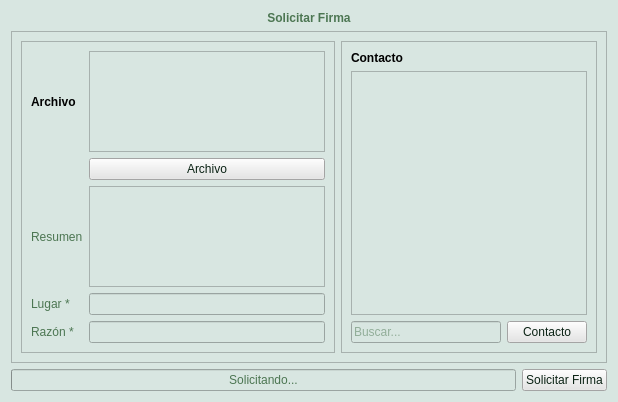
This is client_fva/ui/ui_elements/requestsignature.ui in luisza/dfva_client as Qt 5 draws it before an edit. The edited form follows.
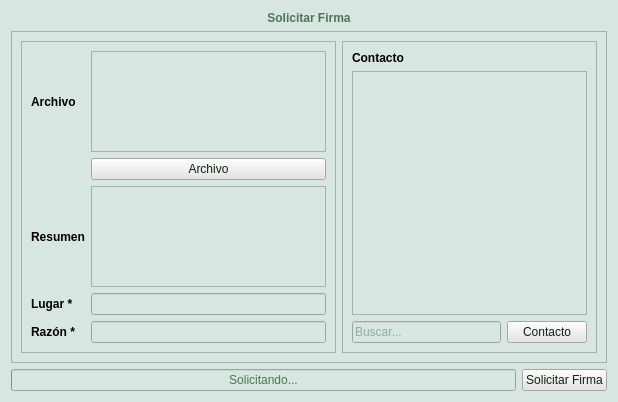
This is the edited form. Icons and pictures are not drawn. Custom widgets are drawn as their Qt base class.

```diff
--- a/client_fva/ui/ui_elements/requestsignature.ui
+++ b/client_fva/ui/ui_elements/requestsignature.ui
@@ -65,8 +65,8 @@
        <rect>
         <x>0</x>
         <y>0</y>
-        <width>598</width>
-        <height>322</height>
+        <width>592</width>
+        <height>314</height>
        </rect>
       </property>
       <layout class="QGridLayout" name="scrollAreaLayout">
@@ -156,6 +156,10 @@
          <layout class="QGridLayout" name="filesFrameLayout">
           <item row="5" column="0">
            <widget class="QLabel" name="label_resumen">
+            <property name="styleSheet">
+             <string notr="true">color: rgb(0, 0, 0);
+font: bold;</string>
+            </property>
             <property name="text">
              <string>Resumen</string>
             </property>
@@ -166,6 +170,10 @@
             <property name="toolTip">
              <string>Solo en firmas de documentos PDF</string>
             </property>
+            <property name="styleSheet">
+             <string notr="true">color: rgb(0, 0, 0);
+font: bold;</string>
+            </property>
             <property name="text">
              <string>Lugar *</string>
             </property>
@@ -176,6 +184,10 @@
             <property name="toolTip">
              <string>Solo en firmas de documentos PDF</string>
             </property>
+            <property name="styleSheet">
+             <string notr="true">color: rgb(0, 0, 0);
+font: bold;</string>
+            </property>
             <property name="text">
              <string>Razón *</string>
             </property>
```
